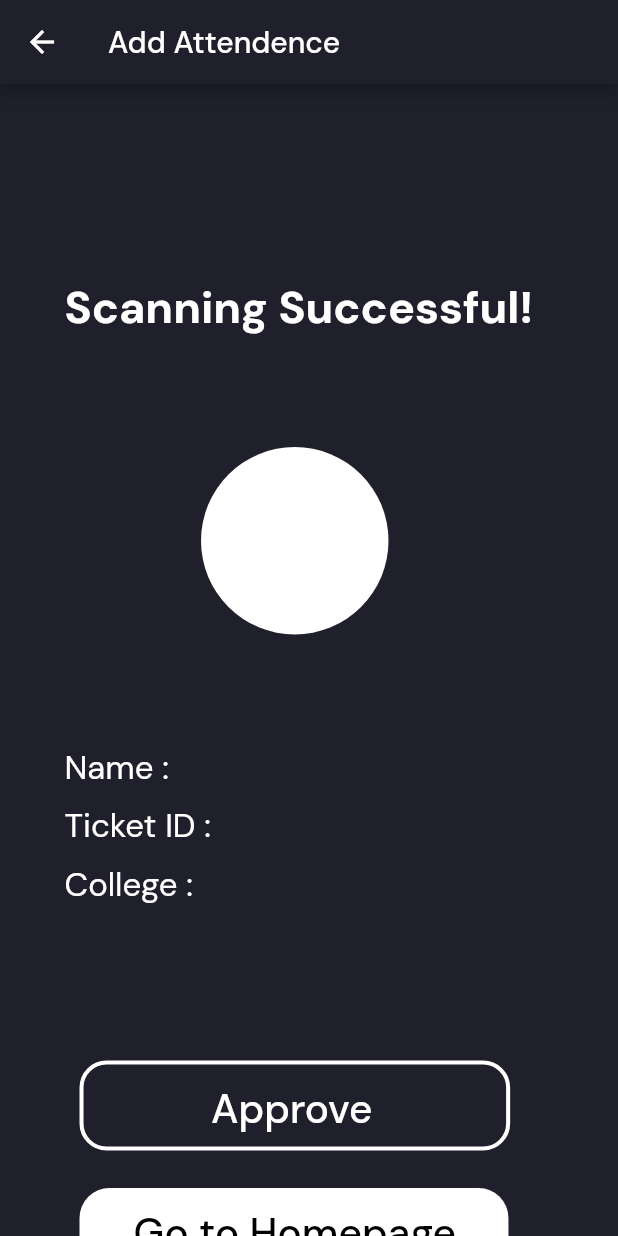
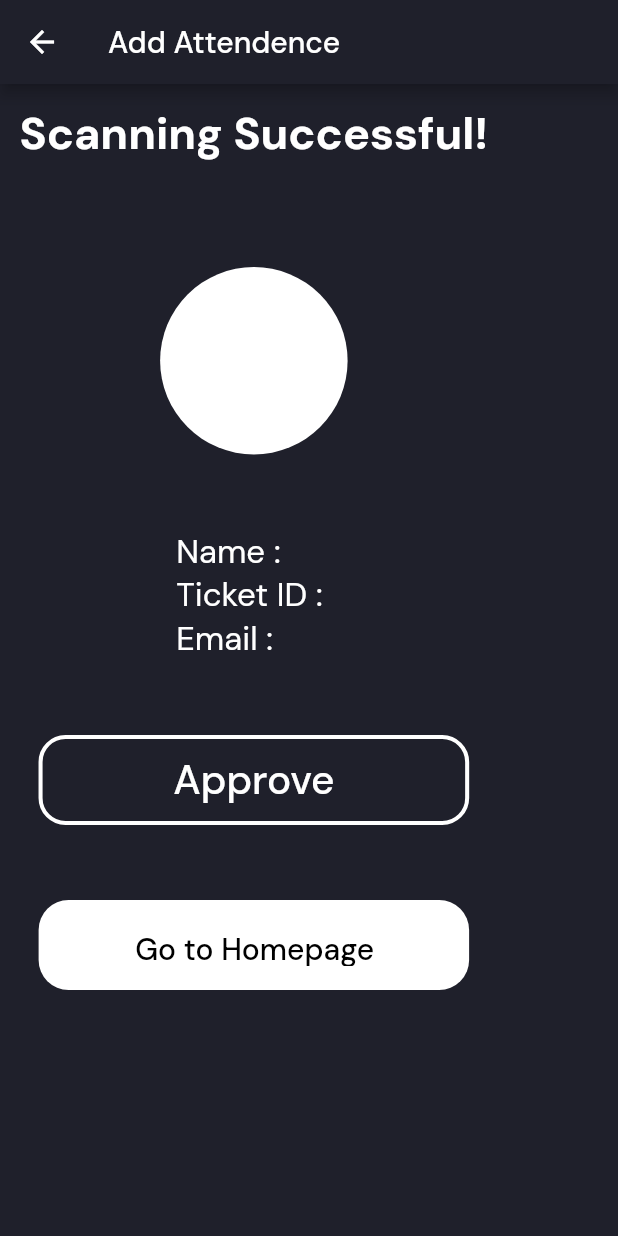
Before and after one commit to sreenath-kp/IEDC-Summit23-Admin, a Flutter app: the UserIDScreen screen opened directly with empty values, on a phone screen of 412 x 824 dp. Run offline on Flutter 3.47's test engine with Material 2 defaults, Android fonts, the phone set to English and light mode, and no system bars; our stand-ins replace cloud_firestore, firebase_core, flutter_riverpod, google_fonts; missing offline and left inert: mobile_scanner; accounts and stored records are empty.

Commit message:
success full page edited

```diff
--- /dev/null
+++ b/lib/components/text_spanner.dart
@@ -0,0 +1,35 @@
+import 'package:flutter/material.dart';
+
+class TextSpanner extends StatelessWidget {
+  final String title;
+  final String subtitile;
+  const TextSpanner({super.key, required this.title, required this.subtitile});
+
+  @override
+  Widget build(BuildContext context) {
+    const textStyle = TextStyle(
+      color: Colors.white,
+      fontSize: 22,
+      fontFamily: 'DM Sans',
+      fontWeight: FontWeight.w400,
+      height: 0,
+    );
+    return Text.rich(
+      TextSpan(
+        children: [
+          TextSpan(text: title, style: textStyle),
+          TextSpan(
+            text: subtitile,
+            style: const TextStyle(
+              color: Colors.white,
+              fontSize: 22,
+              fontFamily: 'DM Sans',
+              fontWeight: FontWeight.w700,
+              height: 0,
+            ),
+          ),
+        ],
+      ),
+    );
+  }
+}
--- a/lib/screens/scanner_screen.dart
+++ b/lib/screens/scanner_screen.dart
@@ -58,7 +58,10 @@ class _ScannerScreenState extends ConsumerState<ScannerScreen> {
                 ),
               ),
             ),
-            HomeButton(title: "Enter ID manually", func: () {})
+            HomeButton(
+              title: "Enter ID manually",
+              func: () {},
+            )
           ],
         ),
       ),
--- a/lib/screens/user_id_screen.dart
+++ b/lib/screens/user_id_screen.dart
@@ -2,6 +2,7 @@
 import 'package:flutter/material.dart';
 import 'package:flutter_riverpod/flutter_riverpod.dart';
 import 'package:summit_admin_app/components/progress_indicator.dart';
+import 'package:summit_admin_app/components/text_spanner.dart';
 import 'package:summit_admin_app/controller/attendee_controller.dart';
 
 class UserIDScreen extends ConsumerStatefulWidget {
@@ -23,17 +24,13 @@ class _UserIDScreenState extends ConsumerState<UserIDScreen> {
             appBar: AppBar(
               title: const Text("Add Attendence"),
             ),
-            body: Container(
-              width: 393,
-              height: 852,
-              clipBehavior: Clip.antiAlias,
-              decoration: BoxDecoration(color: Color(0xFF1F202B)),
-              child: Stack(
+            body: Padding(
+              padding: const EdgeInsets.all(13),
+              child: Column(
+                mainAxisAlignment: MainAxisAlignment.start,
+                crossAxisAlignment: CrossAxisAlignment.center,
                 children: [
-                  const Positioned(
-                    left: 43,
-                    top: 129,
-                    child: Text(
+                  const Text(
                     'Scanning Successful!',
                     style: TextStyle(
                       color: Colors.white,
@@ -43,116 +40,58 @@ class _UserIDScreenState extends ConsumerState<UserIDScreen> {
                       height: 0,
                     ),
                   ),
+                  const SizedBox(
+                    height: 70,
                   ),
-                  Positioned(
-                    left: 43,
-                    top: 441,
-                    child: Text.rich(
-                      TextSpan(
-                        children: [
-                          const TextSpan(
-                            text: 'Name :',
-                            style: TextStyle(
+                  Container(
+                    width: 125,
+                    height: 125,
+                    clipBehavior: Clip.antiAlias,
+                    decoration: ShapeDecoration(
                       color: Colors.white,
-                              fontSize: 22,
-                              fontFamily: 'DM Sans',
-                              fontWeight: FontWeight.w400,
-                              height: 0,
+                      shape: RoundedRectangleBorder(
+                        borderRadius: BorderRadius.circular(770),
                       ),
                     ),
-                          TextSpan(
-                            text: attendee.name,
-                            style: const TextStyle(
-                              color: Colors.white,
-                              fontSize: 22,
-                              fontFamily: 'DM Sans',
-                              fontWeight: FontWeight.w700,
-                              height: 0,
                   ),
+                  const SizedBox(
+                    height: 50,
+                  ),
+                  Column(
+                    mainAxisAlignment: MainAxisAlignment.center,
+                    crossAxisAlignment: CrossAxisAlignment.start,
+                    children: [
+                      TextSpanner(
+                        title: "Name : ",
+                        subtitile: attendee.name,
+                      ),
+                      TextSpanner(
+                        title: "Ticket ID : ",
+                        subtitile: attendee.iedcRegistrationNumber,
+                      ),
+                      TextSpanner(
+                        title: "Email : ",
+                        subtitile: attendee.email,
                       ),
                     ],
                   ),
+                  const SizedBox(
+                    height: 50,
                   ),
-                  ),
-                  Positioned(
-                    left: 43,
-                    top: 480,
-                    child: Text.rich(
-                      TextSpan(
-                        children: [
-                          const TextSpan(
-                            text: 'Ticket ID :',
-                            style: TextStyle(
-                              color: Colors.white,
-                              fontSize: 22,
-                              fontFamily: 'DM Sans',
-                              fontWeight: FontWeight.w400,
-                              height: 0,
-                            ),
-                          ),
-                          TextSpan(
-                            text: attendee.iedcRegistrationNumber,
-                            style: const TextStyle(
-                              color: Colors.white,
-                              fontSize: 22,
-                              fontFamily: 'DM Sans',
-                              fontWeight: FontWeight.w700,
-                              height: 0,
-                            ),
-                          ),
-                        ],
-                      ),
-                    ),
-                  ),
-                  Positioned(
-                    left: 43,
-                    top: 519,
-                    child: Text.rich(
-                      TextSpan(
-                        children: [
-                          const TextSpan(
-                            text: 'College :',
-                            style: TextStyle(
-                              color: Colors.white,
-                              fontSize: 22,
-                              fontFamily: 'DM Sans',
-                              fontWeight: FontWeight.w400,
-                              height: 0,
-                            ),
-                          ),
-                          TextSpan(
-                            text: attendee.address,
-                            style: const TextStyle(
-                              color: Colors.white,
-                              fontSize: 22,
-                              fontFamily: 'DM Sans',
-                              fontWeight: FontWeight.w700,
-                              height: 0,
-                            ),
-                          ),
-                        ],
-                      ),
-                    ),
-                  ),
-                  Positioned(
-                    left: 53,
-                    top: 651,
-                    child: Container(
+                  Container(
                     width: 287.10,
                     height: 60,
                     clipBehavior: Clip.antiAlias,
                     decoration: ShapeDecoration(
                       shape: RoundedRectangleBorder(
-                          side: const BorderSide(
-                              width: 2.70, color: Colors.white),
+                        side:
+                            const BorderSide(width: 2.70, color: Colors.white),
                         borderRadius: BorderRadius.circular(18),
                       ),
                     ),
-                      child: const Stack(
-                        children: [
-                          Positioned(
-                            left: 85,
-                            top: 12,
+                    child: TextButton(
+                      onPressed: () {},
+                      child: const Center(
                         child: Text(
                           'Approve',
                           style: TextStyle(
@@ -164,42 +103,19 @@ class _UserIDScreenState extends ConsumerState<UserIDScreen> {
                           ),
                         ),
                       ),
-                        ],
                     ),
                   ),
+                  const SizedBox(
+                    height: 50,
                   ),
-                  Positioned(
-                    left: 134,
-                    top: 242,
-                    child: Container(
-                      width: 125,
-                      height: 125,
-                      padding: const EdgeInsets.only(
-                          top: 115, left: 19, right: 18.50),
-                      clipBehavior: Clip.antiAlias,
-                      decoration: ShapeDecoration(
-                        color: Colors.white,
-                        shape: RoundedRectangleBorder(
-                          borderRadius: BorderRadius.circular(770),
-                        ),
-                      ),
-                      child: const Row(
-                        mainAxisSize: MainAxisSize.min,
-                        mainAxisAlignment: MainAxisAlignment.center,
-                        crossAxisAlignment: CrossAxisAlignment.center,
-                        children: [],
-                      ),
-                    ),
-                  ),
-                  Positioned(
-                    left: 53,
-                    top: 736,
-                    child: Container(
+                  Container(
+                    width: 287,
+                    height: 60,
                     padding: const EdgeInsets.only(
                       top: 12,
                       left: 36,
                       right: 35,
-                        bottom: 13,
+                      bottom: 8,
                     ),
                     clipBehavior: Clip.antiAlias,
                     decoration: ShapeDecoration(
@@ -208,22 +124,19 @@ class _UserIDScreenState extends ConsumerState<UserIDScreen> {
                         borderRadius: BorderRadius.circular(20),
                       ),
                     ),
-                      child: const Row(
-                        mainAxisSize: MainAxisSize.min,
-                        mainAxisAlignment: MainAxisAlignment.center,
-                        crossAxisAlignment: CrossAxisAlignment.center,
-                        children: [
-                          Text(
+                    child: TextButton(
+                      onPressed: () {},
+                      child: const Center(
+                        child: Text(
                           'Go to Homepage',
                           style: TextStyle(
                             color: Colors.black,
-                              fontSize: 27,
+                            fontSize: 20,
                             fontFamily: 'DM Sans',
                             fontWeight: FontWeight.w500,
                             height: 0,
                           ),
                         ),
-                        ],
                       ),
                     ),
                   ),
```
Lines whose indentation alone changed are shown as unchanged.
